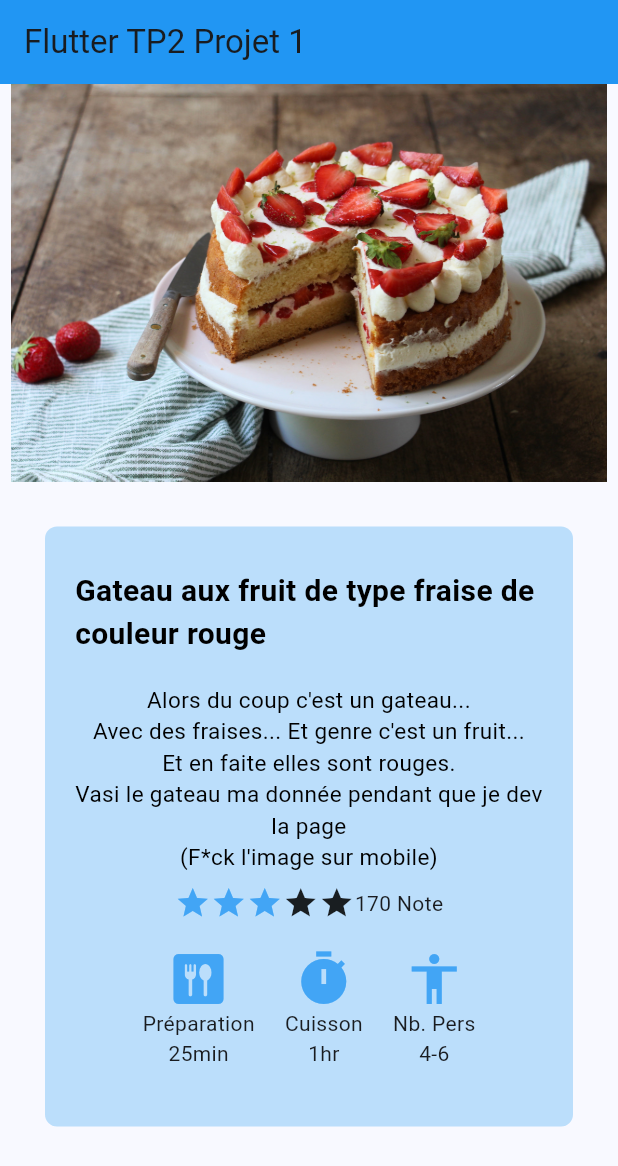
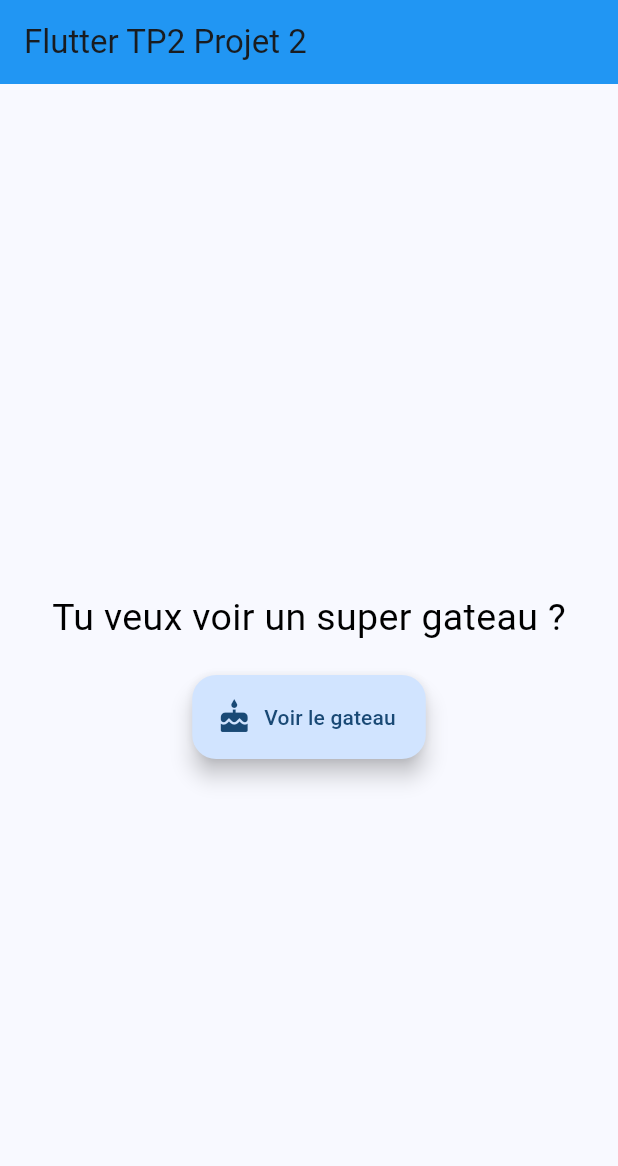
Before and after one commit to RenardBleu/TP2-Flutter, a Flutter app: the MyHomePage screen opened directly, on a phone screen of 412 x 824 dp. Shown: the top 1166 px of the screen. Run offline on Flutter 3.47's test engine with Material 3 defaults, Android fonts, the phone set to English and light mode, and no system bars; Roboto replaces fonts that are missing (Lexend).

Commit message:
Fin TP2 avec un bo gato

```diff
--- a/lib/main.dart
+++ b/lib/main.dart
@@ -32,13 +32,13 @@
         colorScheme: ColorScheme.fromSeed(seedColor: Colors.blue),
         useMaterial3: true,
       ),
-      home: const MyHomePage(title: 'Flutter TP2 Projet 1'),
+      home: const MySecondPage(title: 'Flutter TP2 Projet 1'),
     );
   }
 }
 
-class MyHomePage extends StatefulWidget {
-  const MyHomePage({super.key, required this.title});
+class MySecondPage extends StatefulWidget {
+  const MySecondPage({super.key, required this.title});
 
   // This widget is the home page of your application. It is stateful, meaning
   // that it has a State object (defined below) that contains fields that affect
@@ -52,10 +52,10 @@
   final String title;
 
   @override
-  State<MyHomePage> createState() => _MyHomePageState();
+  State<MySecondPage> createState() => _MySecondPageState();
 }
 
-class _MyHomePageState extends State<MyHomePage> {
+class _MySecondPageState extends State<MySecondPage> {
   @override
   Widget build(BuildContext context) {
     // This method is rerun every time setState is called, for instance as done
@@ -74,9 +74,14 @@
         // the App.build method, and use it to set our appbar title.
         title: Text(widget.title),
       ),
-      body: Column(
+      body:
+      Column(
         children: <Widget>[
-          Image.asset('assets/images/cake.jpeg',fit: BoxFit.cover, height: 265,),
+          SizedBox(
+            height: 200.0,
+            width: 1000,
+            child: Image.asset('assets/images/cake.jpeg',fit: BoxFit.cover,)
+          ),
           Container(
             padding: const EdgeInsets.all(20),
             height: 400,
@@ -100,7 +105,7 @@
                   margin: const EdgeInsets.only(top: 10),
                   child: const Text(
                   textAlign: TextAlign.center,
-                  'Alors du coup c\'est un gateau... \nAvec des fraises... Et genre c\'est un fruit... \nEt en faite elles sont rouges. \nVasi le gateau ma donnée pendant que je dev la page\n(F*ck l\'image sur mobile)',
+                  'Alors du coup c\'est un gateau... \nAvec des fraises... Et genre c\'est un fruit... \nEt en faite elles sont rouges. \nVasi le gateau ma donnée pendant que je dev la page',
                   style: TextStyle(
                   color: Colors.black,
                   fontFamily: 'Lexend',
@@ -160,8 +165,15 @@
               ],
             ),
           ),
+          FloatingActionButton.extended(
+            onPressed: (){
+              Navigator.pop(context);
+            },
+            elevation: 1,
+            icon: const Icon(Icons.arrow_back),
+            label: const Text("Précédent"),),
         ],
-      ) // This trailing comma makes auto-formatting nicer for build methods.
+      )
     );
   }
 }
--- a/lib/navigation.dart
+++ b/lib/navigation.dart
@@ -1,4 +1,5 @@
 import 'package:flutter/material.dart';
+import 'main.dart';
 
 void main() {
   runApp(const MyApp());
@@ -40,15 +41,6 @@ class MyApp extends StatelessWidget {
 class MyHomePage extends StatefulWidget {
   const MyHomePage({super.key, required this.title});
 
-  // This widget is the home page of your application. It is stateful, meaning
-  // that it has a State object (defined below) that contains fields that affect
-  // how it looks.
-
-  // This class is the configuration for the state. It holds the values (in this
-  // case the title) provided by the parent (in this case the App widget) and
-  // used by the build method of the State. Fields in a Widget subclass are
-  // always marked "final".
-
   final String title;
 
   @override
@@ -73,7 +65,30 @@ class _MyHomePageState extends State<MyHomePage> {
         // Here we take the value from the MyHomePage object that was created by
         // the App.build method, and use it to set our appbar title.
         title: Text(widget.title),
-      ),  // This trailing comma makes auto-formatting nicer for build methods.
+      ),
+      body:
+      Center(
+        child: Column(
+        mainAxisAlignment: MainAxisAlignment.center,
+        children: [
+          const Padding(
+            padding: EdgeInsets.all(20.0),
+            child: Text(
+          'Tu veux voir un super gateau ?',
+          style: TextStyle(
+                  color: Colors.black,
+                  fontFamily: 'Lexend',
+                  fontSize: 25,
+                  )),),
+          FloatingActionButton.extended(onPressed: (){
+          Navigator.push(
+            context,
+            MaterialPageRoute(builder: (BuildContext context) => MySecondPage(title: (widget.title))));
+        },
+        icon: const Icon(Icons.cake),
+        label: const Text("Voir le gateau"),)
+        ],)
+      )
     );
   }
 }
```
